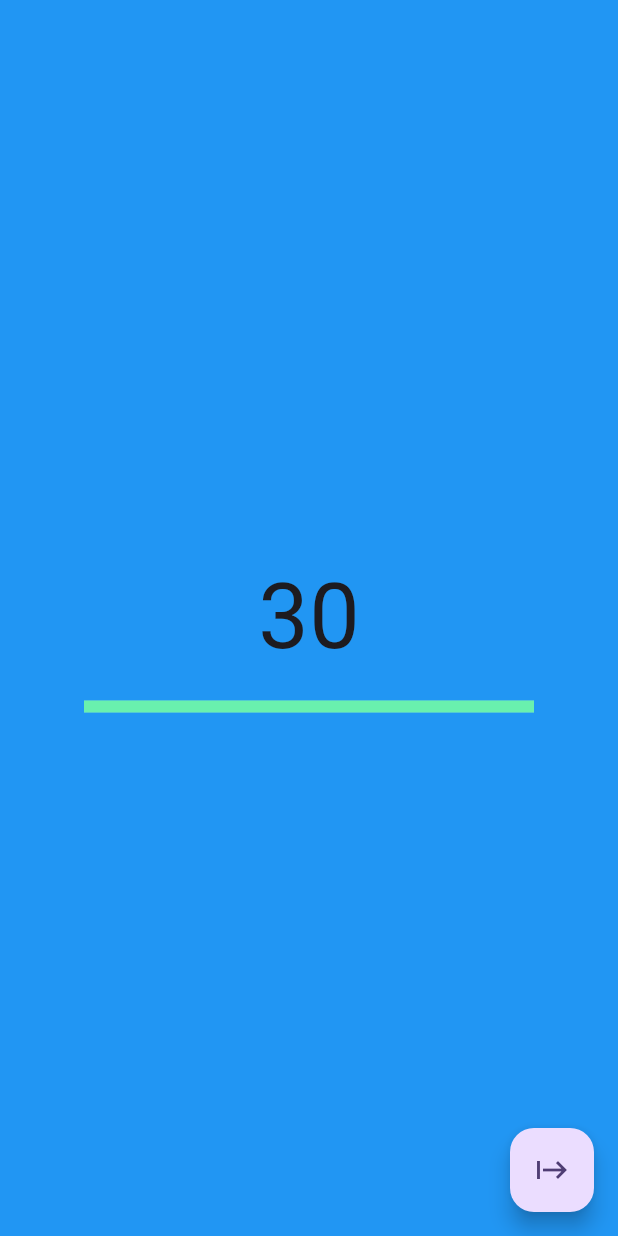
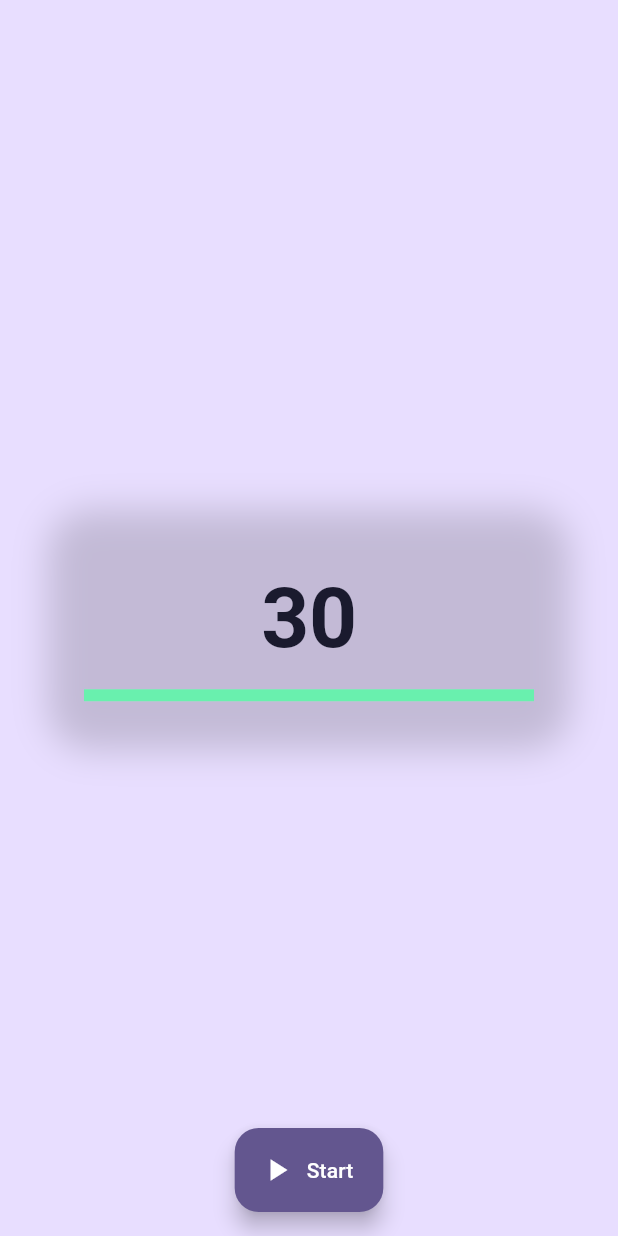
Before and after one commit to codePenta/HotPotato, a Flutter app: the screen it shows after launch, after a tap on "Start", on a phone screen of 412 x 824 dp. Run offline on Flutter 3.47's test engine with Material 3 defaults, Android fonts, the phone set to English and light mode, and no system bars.

Commit message:
style: added a theme to improve ui design as well as its maintainability

```diff
--- a/lib/main.dart
+++ b/lib/main.dart
@@ -1,6 +1,7 @@
 import 'package:flutter/material.dart';
 import 'package:hot_potato/routing/route_paths.dart';
 import 'package:hot_potato/routing/router.dart';
+import 'package:hot_potato/ui/core/ui/app_theme.dart';
 import 'package:hot_potato/ui/main/widgets/main_widget.dart';
 import 'package:hot_potato/ui/math_challenge/view_model/math_challenge_viewmodel.dart';
 import 'package:hot_potato/ui/timer/view_model/timer_viewmodel.dart';
@@ -48,10 +49,7 @@ class _MyApp extends State<MyApp> {
       child: MaterialApp(
         initialRoute: RoutePaths.homeRoute,
         onGenerateRoute: AppRouter.generateRoute,
-        theme: ThemeData(
-          scaffoldBackgroundColor: Colors.blue,
-          colorScheme: ColorScheme.fromSeed(seedColor: Colors.deepPurple),
-        ),
+        theme: AppTheme.light,
         home: MainWidget(),
       ),
     );
--- /dev/null
+++ b/lib/ui/core/ui/app_theme.dart
@@ -0,0 +1,58 @@
+import 'package:flutter/material.dart';
+
+class AppTheme {
+  static ThemeData get light {
+    final colorScheme = ColorScheme.fromSeed(
+      seedColor: const Color(0xFF7C4DFF),
+      brightness: Brightness.light,
+    );
+
+    return ThemeData(
+      useMaterial3: true,
+      colorScheme: colorScheme,
+      scaffoldBackgroundColor: const Color(0xFFF4F2FF),
+      primaryColor: colorScheme.primary,
+      textTheme: const TextTheme(
+        displayLarge: TextStyle(
+          fontSize: 56,
+          fontWeight: FontWeight.w700,
+          color: Color(0xFF1A1A2E),
+        ),
+        headlineMedium: TextStyle(
+          fontSize: 24,
+          fontWeight: FontWeight.w700,
+          color: Color(0xFF1A1A2E),
+        ),
+        bodyLarge: TextStyle(fontSize: 16, color: Color(0xFF3E3E52)),
+      ),
+      elevatedButtonTheme: ElevatedButtonThemeData(
+        style: ElevatedButton.styleFrom(
+          backgroundColor: colorScheme.primary,
+          foregroundColor: colorScheme.onPrimary,
+          shape: RoundedRectangleBorder(
+            borderRadius: BorderRadius.circular(16),
+          ),
+          padding: const EdgeInsets.symmetric(horizontal: 24, vertical: 14),
+          elevation: 4,
+        ),
+      ),
+      inputDecorationTheme: InputDecorationTheme(
+        filled: true,
+        fillColor: Colors.white,
+        border: OutlineInputBorder(
+          borderRadius: BorderRadius.circular(14),
+          borderSide: BorderSide.none,
+        ),
+        hintStyle: TextStyle(color: Colors.grey[600]),
+        contentPadding: const EdgeInsets.symmetric(
+          horizontal: 16,
+          vertical: 14,
+        ),
+      ),
+      floatingActionButtonTheme: FloatingActionButtonThemeData(
+        backgroundColor: colorScheme.primary,
+        foregroundColor: colorScheme.onPrimary,
+      ),
+    );
+  }
+}
--- a/lib/ui/starting/widgets/game_start_view.dart
+++ b/lib/ui/starting/widgets/game_start_view.dart
@@ -3,7 +3,6 @@ import 'package:flutter/material.dart';
 class GameStartView extends StatelessWidget {
   final String greetingsText;
   final VoidCallback onStartCallback;
-  final TextStyle headingStyle = const TextStyle(fontSize: 20);
 
   const GameStartView({
     super.key,
@@ -13,20 +12,53 @@ class GameStartView extends StatelessWidget {
 
   @override
   Widget build(BuildContext context) {
+    final theme = Theme.of(context);
+
     return Scaffold(
       body: Container(
-        color: Colors.blue,
+        decoration: const BoxDecoration(
+          gradient: LinearGradient(
+            colors: [Color(0xFF7C4DFF), Color(0xFF4A148C)],
+            begin: Alignment.topCenter,
+            end: Alignment.bottomCenter,
+          ),
+        ),
+        child: SafeArea(
           child: Center(
+            child: Card(
+              elevation: 12,
+              shape: RoundedRectangleBorder(
+                borderRadius: BorderRadius.circular(28),
+              ),
+              margin: const EdgeInsets.symmetric(horizontal: 24),
+              child: Padding(
+                padding: const EdgeInsets.symmetric(
+                  vertical: 32,
+                  horizontal: 24,
+                ),
                 child: Column(
                   mainAxisSize: MainAxisSize.min,
                   children: [
-              Text(greetingsText, style: headingStyle),
-              const SizedBox(height: 20),
+                    Text(
+                      greetingsText,
+                      style: theme.textTheme.headlineMedium,
+                      textAlign: TextAlign.center,
+                    ),
+                    const SizedBox(height: 16),
+                    Text(
+                      'Bereit für eine Runde Hot Potato? Drücke Start und beginne.',
+                      style: theme.textTheme.bodyLarge,
+                      textAlign: TextAlign.center,
+                    ),
+                    const SizedBox(height: 28),
                     ElevatedButton(
                       onPressed: onStartCallback,
-                child: const Text("Start"),
+                      child: const Text('Start'),
                     ),
                   ],
+                ),
+              ),
+            ),
           ),
         ),
       ),
--- a/lib/ui/timer/widgets/timer_screen.dart
+++ b/lib/ui/timer/widgets/timer_screen.dart
@@ -27,6 +27,7 @@ class TimerScreen extends StatelessWidget {
       challengeWidget: viewModel.isSystemTimerRunning
           ? const MathChallengeScreen()
           : const SizedBox.shrink(),
+      isTimerRunning: viewModel.isSystemTimerRunning,
       onStartCallback: viewModel.startTimer,
     );
   }
--- a/lib/ui/timer/widgets/timer_view.dart
+++ b/lib/ui/timer/widgets/timer_view.dart
@@ -5,6 +5,7 @@ class TimerView extends StatelessWidget {
   final double progress;
   final Color backgroundColor;
   final Widget challengeWidget;
+  final bool isTimerRunning;
   final VoidCallback onStartCallback;
 
   const TimerView({
@@ -13,32 +14,59 @@ class TimerView extends StatelessWidget {
     required this.progress,
     required this.backgroundColor,
     required this.challengeWidget,
+    required this.isTimerRunning,
     required this.onStartCallback,
   });
 
   @override
   Widget build(BuildContext context) {
+    final theme = Theme.of(context);
+
     return Scaffold(
-      body: AnimatedContainer(
+      backgroundColor: theme.colorScheme.primaryContainer,
+      floatingActionButtonLocation: FloatingActionButtonLocation.centerFloat,
+      floatingActionButton: isTimerRunning
+          ? null
+          : FloatingActionButton.extended(
+              onPressed: onStartCallback,
+              icon: const Icon(Icons.play_arrow),
+              label: const Text('Start'),
+            ),
+      body: SafeArea(
+        child: Center(
+          child: Padding(
+            padding: const EdgeInsets.symmetric(horizontal: 20, vertical: 16),
+            child: AnimatedContainer(
               duration: const Duration(milliseconds: 300),
+              padding: const EdgeInsets.all(24),
+              decoration: BoxDecoration(
                 color: backgroundColor,
-        child: Center(
+                borderRadius: BorderRadius.circular(28),
+                boxShadow: [
+                  const BoxShadow(
+                    color: Color(0x29000000),
+                    blurRadius: 20,
+                    offset: Offset(0, 8),
+                  ),
+                ],
+              ),
               child: Column(
                 mainAxisSize: MainAxisSize.min,
                 children: [
                   challengeWidget,
-              const SizedBox(height: 20),
-              Text(timeText, style: const TextStyle(fontSize: 60)),
-              const SizedBox(height: 12),
+                  const SizedBox(height: 24),
+                  Text(
+                    timeText,
+                    style: theme.textTheme.displayLarge,
+                    textAlign: TextAlign.center,
+                  ),
+                  const SizedBox(height: 16),
                   _ProgressBar(progress: progress),
                 ],
               ),
             ),
           ),
-
-      floatingActionButton: FloatingActionButton(
-        onPressed: onStartCallback,
-        child: const Icon(Icons.start),
+        ),
       ),
     );
   }
```
Also changed, not shown: lib/ui/ending/widgets/game_ending_widget.dart (+41 -7 lines), lib/ui/math_challenge/widgets/math_challenge_view.dart (+12 -3 lines), 1 other file. Lines whose indentation alone changed are shown as unchanged.
